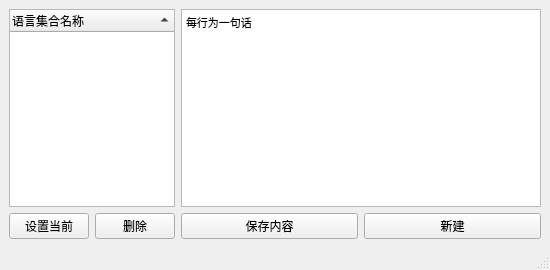
This is target_speech_edit_window_form.ui in kingyy2013/autobot as Qt 5 draws it before an edit. The edited form follows.
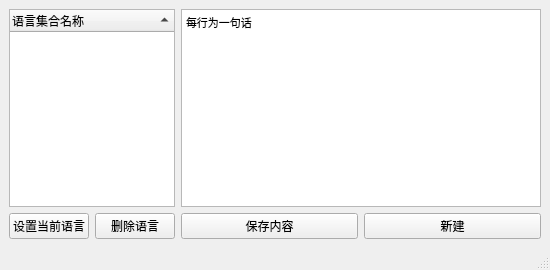
This is the edited form.

What changed in the file:
```diff
--- a/target_speech_edit_window_form.ui
+++ b/target_speech_edit_window_form.ui
@@ -24,7 +24,7 @@
        </sizepolicy>
       </property>
       <property name="text">
-       <string>删除</string>
+       <string>删除语言</string>
       </property>
      </widget>
     </item>
@@ -54,7 +54,7 @@
        </sizepolicy>
       </property>
       <property name="text">
-       <string>设置当前</string>
+       <string>设置当前语言</string>
       </property>
      </widget>
     </item>
```
